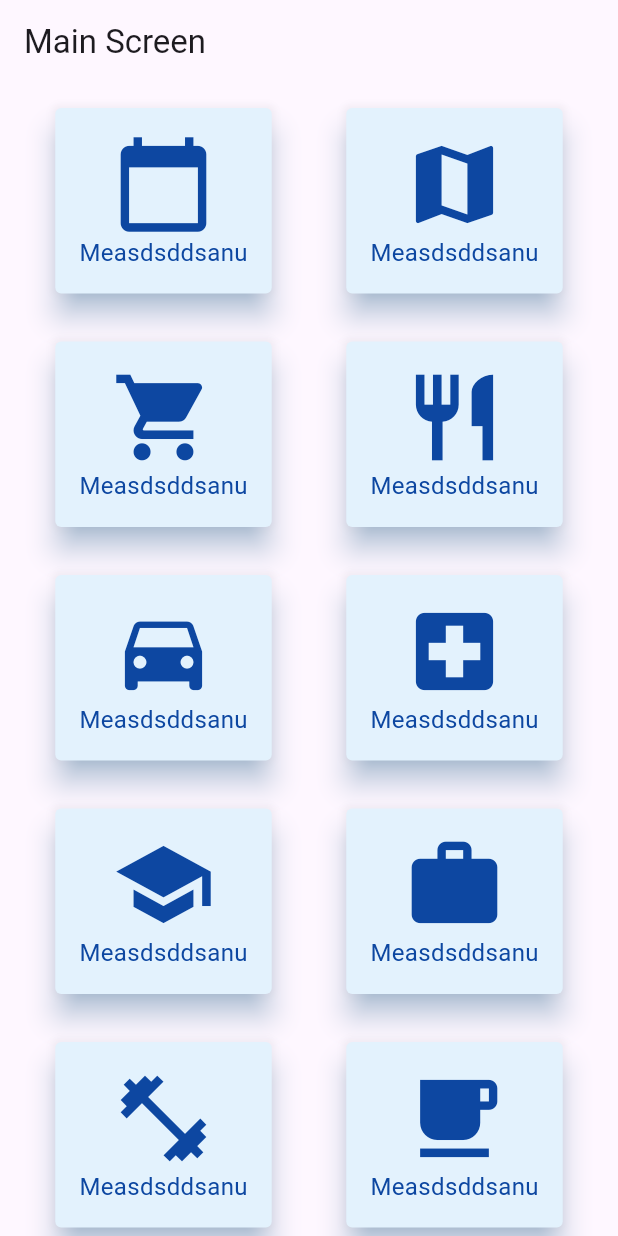
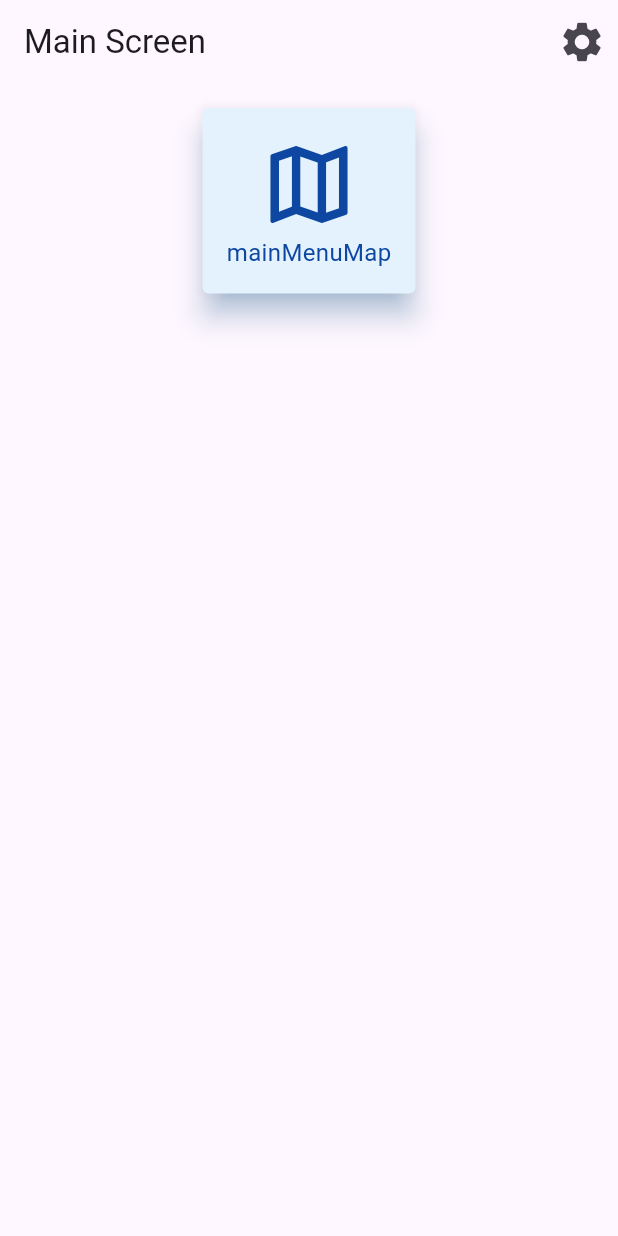
Before and after one commit to jhh78/tool_spot, a Flutter app: the screen it shows after launch, on a phone screen of 412 x 824 dp. Run offline on Flutter 3.47's test engine with Material 3 defaults, Android fonts, the phone set to English and light mode, and no system bars; drawn by our look-alikes of upgrader; our stand-ins replace get, hive, hive_flutter; accounts and stored records are empty.

Commit message:
셋팅메뉴

```diff
--- a/lib/provider/translate_text.dart
+++ b/lib/provider/translate_text.dart
@@ -5,12 +5,21 @@ class TranslateText extends Translations {
   Map<String, Map<String, String>> get keys => {
         'ko_KR': {
           'mainHomeTitle': '메인 화면',
+          'language_ko': '한국어',
+          'language_en': '영어',
+          'language_ja': '일본어',
         },
         'ja_JP': {
           'mainHomeTitle': 'メイン画面',
+          'language_ko': '韓国語',
+          'language_en': '英語',
+          'language_ja': '日本語',
         },
         'en_US': {
           'mainHomeTitle': 'Main Screen',
+          'language_ko': 'Korean',
+          'language_en': 'English',
+          'language_ja': 'Japanese',
         },
       };
 }
--- a/lib/screen/main_screen.dart
+++ b/lib/screen/main_screen.dart
@@ -1,7 +1,10 @@
+import 'dart:developer';
+
 import 'package:flutter/material.dart';
 import 'package:get/get.dart';
 import 'package:life_secretary/provider/system.dart';
 import 'package:life_secretary/widget/menu_card.dart';
+import 'package:life_secretary/widget/setting_menu.dart';
 
 class MainScreen extends StatefulWidget {
   const MainScreen({super.key});
@@ -27,34 +30,41 @@ class _MainScreenState extends State<MainScreen> {
     return Scaffold(
       appBar: AppBar(
         title: Text('mainHomeTitle'.tr),
+        actions: [
+          SettingMenu(),
+        ],
       ),
       body: SingleChildScrollView(
         child: Column(
           children: [
             renderMenuRow(context, [
-              MenuCard(icon: Icons.calendar_today),
-              MenuCard(icon: Icons.map),
+              MenuCard(
+                  icon: Icons.map_outlined,
+                  callback: () {
+                    Get.toNamed('/map');
+                  },
+                  text: 'mainMenuMap'.tr),
             ]),
-            renderMenuRow(context, [
-              MenuCard(icon: Icons.shopping_cart),
-              MenuCard(icon: Icons.restaurant),
-            ]),
-            renderMenuRow(context, [
-              MenuCard(icon: Icons.directions_car),
-              MenuCard(icon: Icons.local_hospital),
-            ]),
-            renderMenuRow(context, [
-              MenuCard(icon: Icons.school),
-              MenuCard(icon: Icons.work),
-            ]),
-            renderMenuRow(context, [
-              MenuCard(icon: Icons.fitness_center),
-              MenuCard(icon: Icons.local_cafe),
-            ]),
-            renderMenuRow(context, [
-              MenuCard(icon: Icons.movie),
-              MenuCard(icon: Icons.music_note),
-            ]),
+            // renderMenuRow(context, [
+            //   MenuCard(icon: Icons.shopping_cart),
+            //   MenuCard(icon: Icons.restaurant),
+            // ]),
+            // renderMenuRow(context, [
+            //   MenuCard(icon: Icons.directions_car),
+            //   MenuCard(icon: Icons.local_hospital),
+            // ]),
+            // renderMenuRow(context, [
+            //   MenuCard(icon: Icons.school),
+            //   MenuCard(icon: Icons.work),
+            // ]),
+            // renderMenuRow(context, [
+            //   MenuCard(icon: Icons.fitness_center),
+            //   MenuCard(icon: Icons.local_cafe),
+            // ]),
+            // renderMenuRow(context, [
+            //   MenuCard(icon: Icons.movie),
+            //   MenuCard(icon: Icons.music_note),
+            // ]),
           ],
         ),
       ),
--- a/lib/util/hive.dart
+++ b/lib/util/hive.dart
@@ -1,3 +1,5 @@
-// Datastore
-String THEME_BOX = 'system_box';
+// 시스템 설정을 저장하는 Hive 박스 이름을 정의
+String SYSTEM_BOX = 'system_box';
+
 String THEME_MODE = 'system_data';
+String LANGUAGE_MODE = 'language_data';
--- a/lib/widget/menu_card.dart
+++ b/lib/widget/menu_card.dart
@@ -1,22 +1,21 @@
-import 'dart:developer';
-
 import 'package:flutter/material.dart';
 
 class MenuCard extends StatelessWidget {
   const MenuCard({
     super.key,
     required this.icon,
+    required this.callback,
+    required this.text,
   });
 
   final IconData icon;
+  final Function callback;
+  final String text;
 
   @override
   Widget build(BuildContext context) {
     return InkWell(
-      onTap: () => {
-        // TODO ::: 메뉴 클릭시 이벤트 추가
-        log('MenuCard Clicked'),
-      },
+      onTap: () => callback(),
       splashColor: Colors.blue.withAlpha(50), // 눌림 효과 색상
       highlightColor: Colors.blue.withAlpha(50), // 강조 색상
       child: Card(
@@ -40,7 +39,7 @@ class MenuCard extends StatelessWidget {
               ),
               SizedBox(
                 child: Text(
-                  'Measdsddsanu',
+                  text,
                   style: TextStyle(
                     fontSize: 16.0,
                     color: Colors.blue[900],
```
Also changed, not shown: lib/provider/system.dart (+19 -9 lines), lib/widget/setting_menu.dart (added, +76 -0 lines).
